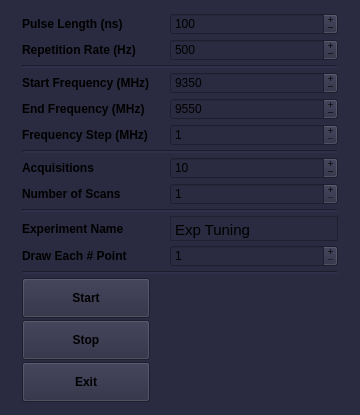
Above: atomize/control_center/gui/tune_main_window.ui from Anatoly1010/Atomize_NIOCH before the change. Below: the same form after it.
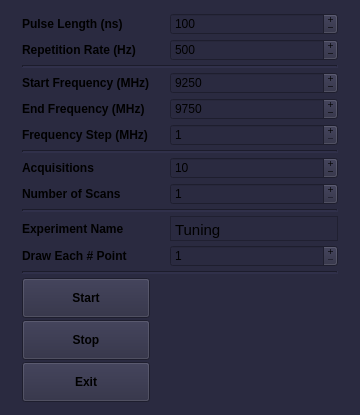
That is the form after the change.

What changed in the file:
```diff
--- a/atomize/control_center/gui/tune_main_window.ui
+++ b/atomize/control_center/gui/tune_main_window.ui
@@ -212,7 +212,7 @@
          <number>10000</number>
         </property>
         <property name="value">
-         <number>9550</number>
+         <number>9750</number>
         </property>
        </widget>
       </item>
@@ -250,7 +250,7 @@
          <number>10000</number>
         </property>
         <property name="value">
-         <number>9350</number>
+         <number>9250</number>
         </property>
        </widget>
       </item>
@@ -529,7 +529,7 @@
 &lt;html&gt;&lt;head&gt;&lt;meta name=&quot;qrichtext&quot; content=&quot;1&quot; /&gt;&lt;style type=&quot;text/css&quot;&gt;
 p, li { white-space: pre-wrap; }
 &lt;/style&gt;&lt;/head&gt;&lt;body style=&quot; font-family:'MS Shell Dlg 2'; font-size:8.25pt; font-weight:400; font-style:normal;&quot;&gt;
-&lt;p style=&quot; margin-top:7px; margin-bottom:7px; margin-left:0px; margin-right:0px; -qt-block-indent:0; text-indent:0px;&quot;&gt;&lt;span style=&quot; font-family:'Ubuntu'; font-size:11pt;&quot;&gt;Exp Tuning&lt;/span&gt;&lt;/p&gt;&lt;/body&gt;&lt;/html&gt;</string>
+&lt;p style=&quot; margin-top:7px; margin-bottom:7px; margin-left:0px; margin-right:0px; -qt-block-indent:0; text-indent:0px;&quot;&gt;&lt;span style=&quot; font-family:'Ubuntu'; font-size:11pt;&quot;&gt;Tuning&lt;/span&gt;&lt;/p&gt;&lt;/body&gt;&lt;/html&gt;</string>
         </property>
         <property name="overwriteMode">
          <bool>true</bool>
```
